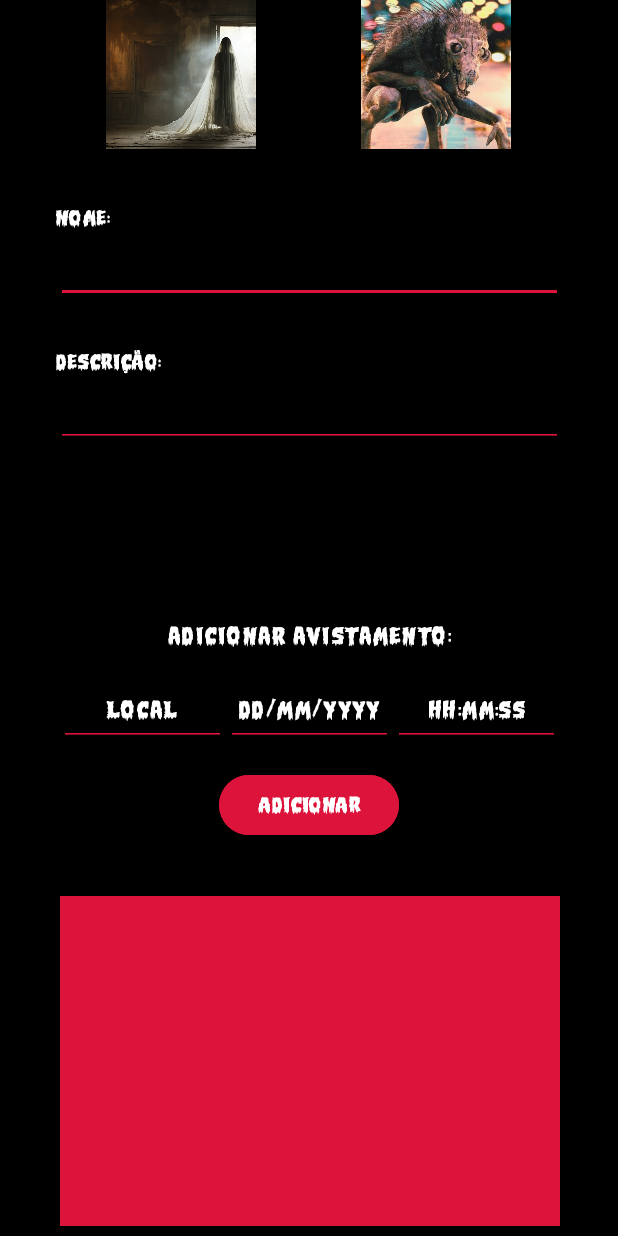
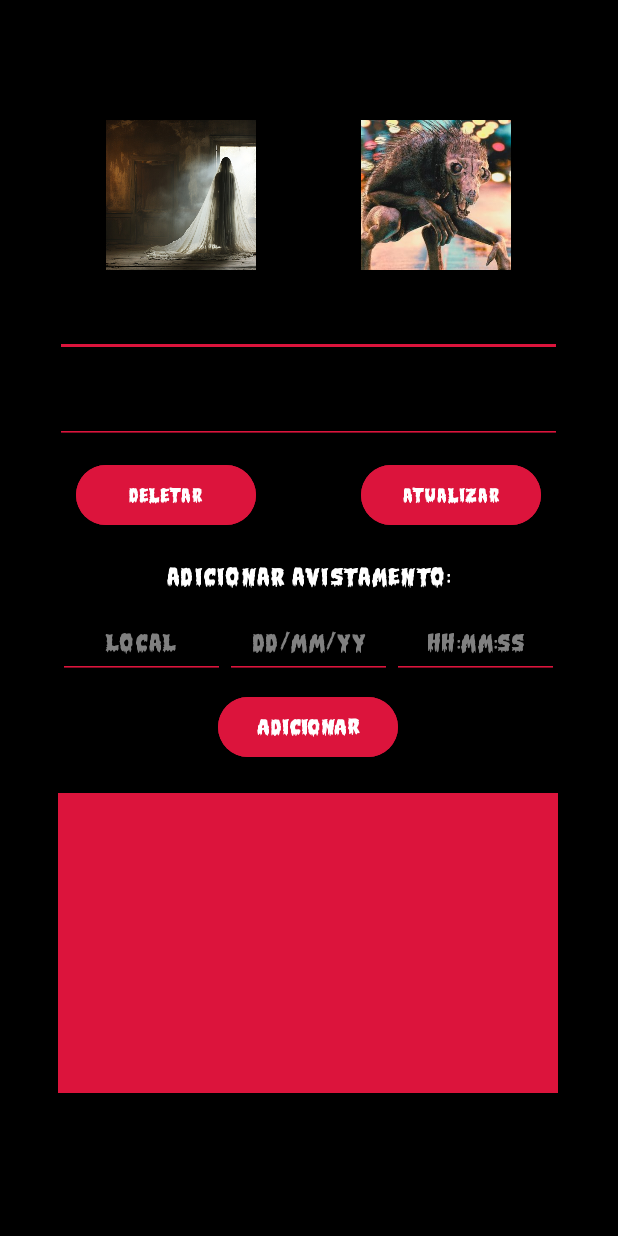
Before and after one commit to Alexhcx/exercicio_6, an Android app: the EntityDetailActivity screen opened directly, with no data from a screen before it, on a phone screen of 412 x 824 dp. Run offline under Robolectric (Android 15) with nearby library versions, the phone set to English and light mode, and no system bars.

Commit message:
- Version 1.2: ui e adição de sons e backgroundmusic.

```diff
--- a/app/src/main/java/com/example/exercicio_6/DatabaseHelper.java
+++ b/app/src/main/java/com/example/exercicio_6/DatabaseHelper.java
@@ -45,6 +45,7 @@ public class DatabaseHelper extends SQLiteOpenHelper {
                 + COLUMN_SIGHTING_LOCAL + " TEXT,"
                 + "FOREIGN KEY(" + COLUMN_SIGHTING_ENTITY_ID + ") REFERENCES " + TABLE_ENTITIES + "(" + COLUMN_ENTITY_ID + ")" + ")";
         db.execSQL(CREATE_SIGHTINGS_TABLE);
+
     }
 
     @Override
--- a/app/src/main/java/com/example/exercicio_6/EntityDetailActivity.java
+++ b/app/src/main/java/com/example/exercicio_6/EntityDetailActivity.java
@@ -2,6 +2,7 @@ package com.example.exercicio_6;
 
 import android.content.Intent;
 import android.graphics.drawable.Drawable;
+import android.media.MediaPlayer;
 import android.os.Bundle;
 import android.util.Log;
 import android.widget.Button;
@@ -47,6 +48,10 @@ public class EntityDetailActivity extends AppCompatActivity {
     // ID da entidade que está sendo editada
     private int entityId = -1;
 
+    // Adicione os recursos de áudio
+    private MediaPlayer somFantasma;
+    private MediaPlayer somCriatura;
+
     @Override
     protected void onCreate(Bundle savedInstanceState) {
         super.onCreate(savedInstanceState);
@@ -59,10 +64,10 @@ public class EntityDetailActivity extends AppCompatActivity {
         fantasmasImageView = findViewById(R.id.fantasmaView);
         criaturasImageView = findViewById(R.id.criaturaView);
 
-        nomeEntidadeTextView = findViewById(R.id.nomeEntityView);
+        //nomeEntidadeTextView = findViewById(R.id.nomeEntityView);
         nomeEntidadeEditText = findViewById(R.id.nomeEditText);
 
-        descricaoEntidadeTextView = findViewById(R.id.descriptionEntityView);
+        //descricaoEntidadeTextView = findViewById(R.id.descriptionEntityView);
         descricaoEntidadeEditText = findViewById(R.id.descricaoEditTextText);
 
         deletarButton = findViewById(R.id.deletarEntity);
@@ -72,6 +77,10 @@ public class EntityDetailActivity extends AppCompatActivity {
         localEditText = findViewById(R.id.localEditText);
         dataText = findViewById(R.id.dataText);
         timeText = findViewById(R.id.timeText);
+
+        // Inicialize os MediaPlayers
+        somFantasma = MediaPlayer.create(this, R.raw.somfantasma);
+        somCriatura = MediaPlayer.create(this, R.raw.somcriatura);
 
         // Inicialize a lista de avistamentos
         avistamentos = new ArrayList<>();
@@ -88,6 +97,7 @@ public class EntityDetailActivity extends AppCompatActivity {
             caminhoImagem = caminhoFantasmas;
             fantasmasImageView.setBackground(bordaVermelha); // Adiciona a borda
             criaturasImageView.setBackground(null); // Remove a borda
+            somFantasma.start(); // Toca o som do fantasma
         });
 
         criaturasImageView.setOnClickListener(view -> {
@@ -95,6 +105,7 @@ public class EntityDetailActivity extends AppCompatActivity {
             caminhoImagem = caminhoCriaturas;
             fantasmasImageView.setBackground(null);
             criaturasImageView.setBackground(bordaVermelha);
+            somCriatura.start(); // Toca o som da criatura
         });
 
         // Obtém o ID da entidade passada pela MainActivity
@@ -224,4 +235,15 @@ public class EntityDetailActivity extends AppCompatActivity {
     }
 
 
+    @Override
+    protected void onDestroy() {
+        super.onDestroy();
+        if (somFantasma != null) {
+            somFantasma.release();
+        }
+        if (somCriatura != null) {
+            somCriatura.release();
+        }
+    }
+
 }
--- a/app/src/main/res/layout/entity_detail_activity.xml
+++ b/app/src/main/res/layout/entity_detail_activity.xml
@@ -6,19 +6,29 @@
     android:layout_height="match_parent"
     android:background="@color/black">
 
+    <ScrollView
+        android:layout_width="match_parent"
+        android:layout_height="match_parent">
+
+        <LinearLayout
+            android:layout_width="match_parent"
+            android:layout_height="wrap_content"
+            android:orientation="vertical"
+            android:layout_gravity="center">
+
+            <LinearLayout
+                android:id="@+id/linearLayout7"
+                android:layout_width="wrap_content"
+                android:layout_height="wrap_content"
+                android:orientation="vertical"
+                android:layout_gravity="center">
+
                 <LinearLayout
                     android:id="@+id/linearLayout3"
                     android:layout_width="wrap_content"
                     android:layout_height="wrap_content"
-        android:layout_marginStart="70dp"
-        android:layout_marginTop="40dp"
-        android:layout_marginEnd="71dp"
-        android:layout_marginBottom="765dp"
-        android:orientation="horizontal"
-        app:layout_constraintBottom_toBottomOf="parent"
-        app:layout_constraintEnd_toEndOf="parent"
-        app:layout_constraintStart_toStartOf="parent"
-        app:layout_constraintTop_toTopOf="parent">
+                    android:layout_gravity="center"
+                    android:orientation="horizontal">
 
                     <ImageView
                         android:id="@+id/fantasmaView"
@@ -36,31 +46,18 @@
                         android:layout_width="100dp"
                         android:layout_height="100dp"
                         android:src="@drawable/criaturas" />
+
                 </LinearLayout>
+
+                <Space
+                    android:layout_width="match_parent"
+                    android:layout_height="10dp" />
 
                 <LinearLayout
                     android:id="@+id/linearLayout5"
                     android:layout_width="wrap_content"
                     android:layout_height="wrap_content"
-        android:layout_marginStart="37dp"
-        android:layout_marginTop="180dp"
-        android:layout_marginEnd="37dp"
-        android:layout_marginBottom="570dp"
-        android:orientation="vertical"
-        app:layout_constraintBottom_toBottomOf="parent"
-        app:layout_constraintEnd_toEndOf="parent"
-        app:layout_constraintStart_toStartOf="parent"
-        app:layout_constraintTop_toTopOf="parent">
-
-        <TextView
-            android:id="@+id/nomeEntityView"
-            android:layout_width="wrap_content"
-            android:layout_height="wrap_content"
-            android:fontFamily="@font/monster"
-            android:letterSpacing="0.06"
-            android:text="Nome:"
-            android:textColor="@color/white"
-            android:textSize="13sp" />
+                    android:orientation="vertical">
 
                     <EditText
                         android:id="@+id/nomeEditText"
@@ -77,17 +74,7 @@
 
                     <Space
                         android:layout_width="match_parent"
-            android:layout_height="30dp" />
-
-        <TextView
-            android:id="@+id/descriptionEntityView"
-            android:layout_width="wrap_content"
-            android:layout_height="wrap_content"
-            android:fontFamily="@font/monster"
-            android:letterSpacing="0.06"
-            android:text="Descrição:"
-            android:textColor="@color/white"
-            android:textSize="13sp" />
+                        android:layout_height="10dp" />
 
                     <EditText
                         android:id="@+id/descricaoEditTextText"
@@ -105,19 +92,16 @@
                         android:textSize="15sp" />
                 </LinearLayout>
 
+                <Space
+                    android:layout_width="match_parent"
+                    android:layout_height="10dp" />
+
                 <LinearLayout
                     android:id="@+id/linearLayout2"
                     android:layout_width="wrap_content"
                     android:layout_height="wrap_content"
-        android:layout_marginStart="50dp"
-        android:layout_marginTop="370dp"
-        android:layout_marginEnd="51dp"
-        android:layout_marginBottom="490dp"
-        android:orientation="horizontal"
-        app:layout_constraintBottom_toBottomOf="parent"
-        app:layout_constraintEnd_toEndOf="parent"
-        app:layout_constraintStart_toStartOf="parent"
-        app:layout_constraintTop_toTopOf="parent">
+                    android:layout_gravity="center"
+                    android:orientation="horizontal">
 
                     <Button
                         android:id="@+id/deletarEntity"
@@ -145,40 +129,22 @@
                         android:text="Atualizar"
                         android:textColor="@color/white"
                         android:textSize="12sp" />
+
                 </LinearLayout>
 
-    <androidx.recyclerview.widget.RecyclerView
-        android:id="@+id/avistamentoRecyclerView"
-        android:layout_width="333dp"
-        android:layout_height="220dp"
-        android:layout_marginStart="40dp"
-        android:layout_marginTop="640dp"
-        android:layout_marginEnd="39dp"
-        android:layout_marginBottom="50dp"
-        android:background="@color/red"
-        android:paddingLeft="3dp"
-        android:paddingTop="2dp"
-        android:paddingRight="3dp"
-        android:paddingBottom="2dp"
-        app:layout_constraintBottom_toBottomOf="parent"
-        app:layout_constraintEnd_toEndOf="parent"
-        app:layout_constraintStart_toStartOf="parent"
-        app:layout_constraintTop_toTopOf="parent" />
+                <Space
+                    android:layout_width="match_parent"
+                    android:layout_height="20dp" />
+
+            </LinearLayout>
 
             <LinearLayout
                 android:id="@+id/linearLayout4"
                 android:layout_width="wrap_content"
                 android:layout_height="wrap_content"
-        android:layout_marginStart="40dp"
-        android:layout_marginTop="460dp"
-        android:layout_marginEnd="39dp"
-        android:layout_marginBottom="310dp"
                 android:gravity="center"
-        android:orientation="vertical"
-        app:layout_constraintBottom_toBottomOf="parent"
-        app:layout_constraintEnd_toEndOf="parent"
-        app:layout_constraintStart_toStartOf="parent"
-        app:layout_constraintTop_toTopOf="parent">
+                android:layout_gravity="center"
+                android:orientation="vertical">
 
                 <TextView
                     android:id="@+id/adicionarAvistamentoView"
@@ -192,7 +158,7 @@
 
                 <Space
                     android:layout_width="match_parent"
-            android:layout_height="15dp" />
+                    android:layout_height="10dp" />
 
                 <LinearLayout
                     android:layout_width="wrap_content"
@@ -211,7 +177,7 @@
                         android:inputType="text"
                         android:letterSpacing="0.06"
                         android:textColor="@color/white"
-                android:textColorHint="@color/white"
+                        android:textColorHint="@color/grey"
                         android:textSize="15sp" />
 
                     <EditText
@@ -222,11 +188,11 @@
                         android:ems="10"
                         android:fontFamily="@font/monster"
                         android:gravity="center"
-                android:hint="dd/MM/yyyy"
+                        android:hint="dd/MM/yy"
                         android:inputType="date"
                         android:letterSpacing="0.06"
                         android:textColor="@color/white"
-                android:textColorHint="@color/white"
+                        android:textColorHint="@color/grey"
                         android:textSize="15sp" />
 
                     <EditText
@@ -241,14 +207,14 @@
                         android:inputType="time"
                         android:letterSpacing="0.06"
                         android:textColor="@color/white"
-                android:textColorHint="@color/white"
+                        android:textColorHint="@color/grey"
                         android:textSize="15sp" />
 
                 </LinearLayout>
 
                 <Space
                     android:layout_width="match_parent"
-            android:layout_height="15dp" />
+                    android:layout_height="8dp" />
 
                 <Button
                     android:id="@+id/addAvistamento"
@@ -261,6 +227,28 @@
                     android:textColor="@color/white"
                     android:textSize="13sp" />
 
+                <Space
+                    android:layout_width="match_parent"
+                    android:layout_height="20dp" />
+
+                <androidx.recyclerview.widget.RecyclerView
+                    android:id="@+id/avistamentoRecyclerView"
+                    android:layout_width="333dp"
+                    android:layout_height="200dp"
+                    android:background="@color/red"
+                    android:paddingLeft="3dp"
+                    android:paddingTop="2dp"
+                    android:paddingRight="3dp"
+                    android:paddingBottom="2dp"
+                    android:layout_gravity="center"/>
+
+                <Space
+                    android:layout_width="match_parent"
+                    android:layout_height="15dp" />
+
+
             </LinearLayout>
+        </LinearLayout>
+    </ScrollView>
 
 </androidx.constraintlayout.widget.ConstraintLayout>
--- a/app/src/main/res/values/colors.xml
+++ b/app/src/main/res/values/colors.xml
@@ -3,4 +3,5 @@
     <color name="black">#FF000000</color>
     <color name="white">#FFFFFFFF</color>
     <color name="red">#dc143c</color>
+    <color name="grey">#808080</color>"
 </resources>
--- a/app/src/main/res/values/strings.xml
+++ b/app/src/main/res/values/strings.xml
@@ -1,4 +1,4 @@
 <resources>
-    <string name="app_name">Exercicio_6</string>
+    <string name="app_name">Exercicio 6</string>
     <string name="infoText">Acompanhe aqui criaturas e fenomenos sobrenaturais. Se você viu algum, adicione a informação abaixo:</string>
 </resources>
```
Also changed, not shown: app/src/main/java/com/example/exercicio_6/MainActivity.java (+37 -0 lines), app/src/main/res/layout/activity_main.xml (+66 -73 lines), 3 other files. Lines whose indentation alone changed are shown as unchanged.
